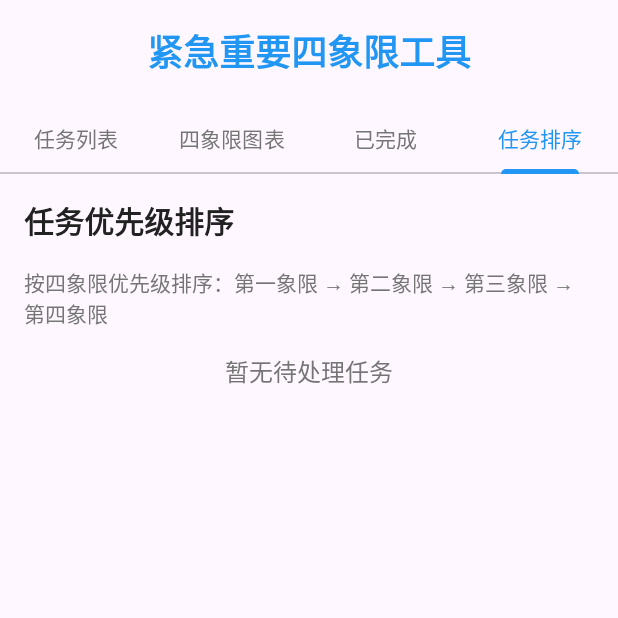
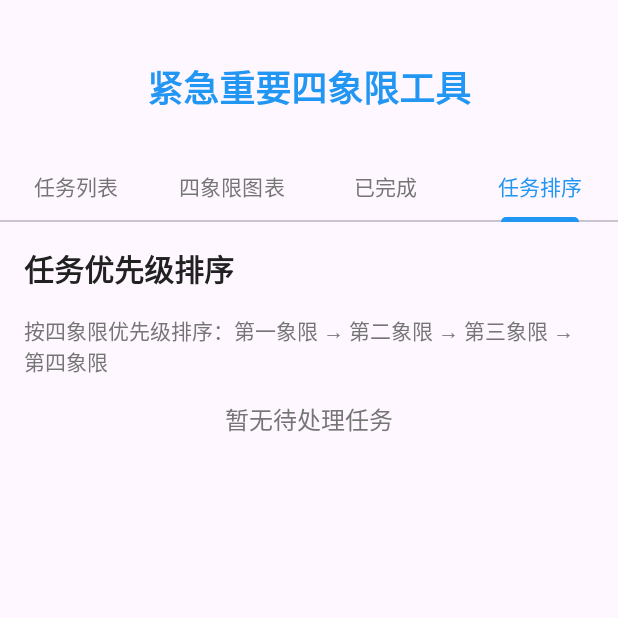
Before and after one commit to mxykb/Four-quadrant-management-rule, an Android app: the screen it shows after launch (MainActivity), tab 4 chosen, on a phone screen of 412 x 824 dp, the top half of it. Run offline under Robolectric (Android 15) with nearby library versions, the phone set to English and light mode, and no system bars.

Commit message:
V1.0.0.2 1. 显示框下移，露出上面

```diff
--- a/app/build.gradle.kts
+++ b/app/build.gradle.kts
@@ -39,6 +39,7 @@ dependencies {
     implementation(libs.constraintlayout)
     implementation(libs.viewpager2)
     implementation(libs.gson)
+    implementation(libs.firebase.crashlytics.buildtools)
     testImplementation(libs.junit)
     androidTestImplementation(libs.ext.junit)
     androidTestImplementation(libs.espresso.core)
--- a/app/src/main/java/com/example/fourquadrant/MainActivity.java
+++ b/app/src/main/java/com/example/fourquadrant/MainActivity.java
@@ -3,6 +3,8 @@ package com.example.fourquadrant;
 import android.Manifest;
 import android.content.pm.PackageManager;
 import android.os.Bundle;
+import android.view.View;
+import android.widget.TextView;
 
 import androidx.activity.result.ActivityResultLauncher;
 import androidx.activity.result.contract.ActivityResultContracts;
@@ -30,6 +32,9 @@ public class MainActivity extends AppCompatActivity implements TaskListFragment.
         super.onCreate(savedInstanceState);
         setContentView(R.layout.activity_main);
 
+        // 设置系统UI
+        setupSystemUI();
+
         setupPermissionLauncher();
         initViews();
         setupViewPager();
@@ -38,6 +43,70 @@ public class MainActivity extends AppCompatActivity implements TaskListFragment.
     private void initViews() {
         tabLayout = findViewById(R.id.tab_layout);
         viewPager = findViewById(R.id.view_pager);
+    }
+
+    private void setupSystemUI() {
+        // 设置状态栏为透明
+        getWindow().setStatusBarColor(android.graphics.Color.TRANSPARENT);
+
+        // 设置导航栏为透明
+        getWindow().setNavigationBarColor(android.graphics.Color.TRANSPARENT);
+
+        // 使用现代的系统UI处理方式
+        if (android.os.Build.VERSION.SDK_INT >= android.os.Build.VERSION_CODES.R) {
+            // Android 11及以上使用新的API
+            getWindow().setDecorFitsSystemWindows(false);
+        } else {
+            // Android 11以下使用传统方式
+            View decorView = getWindow().getDecorView();
+            int flags = View.SYSTEM_UI_FLAG_LAYOUT_STABLE
+                    | View.SYSTEM_UI_FLAG_LAYOUT_FULLSCREEN
+                    | View.SYSTEM_UI_FLAG_LAYOUT_HIDE_NAVIGATION;
+            decorView.setSystemUiVisibility(flags);
+        }
+
+        // 动态设置标题的顶部边距
+        setupTitlePadding();
+    }
+
+    private void setupTitlePadding() {
+        try {
+            // 获取状态栏高度
+            int statusBarHeight = 0;
+            int resourceId = getResources().getIdentifier("status_bar_height", "dimen", "android");
+            if (resourceId > 0) {
+                statusBarHeight = getResources().getDimensionPixelSize(resourceId);
+            }
+
+            // 获取刘海区域高度（如果有的话）
+            int notchHeight = 0;
+            if (android.os.Build.VERSION.SDK_INT >= android.os.Build.VERSION_CODES.P) {
+                try {
+                    android.view.DisplayCutout cutout = getWindow().getDecorView().getRootWindowInsets().getDisplayCutout();
+                    if (cutout != null) {
+                        notchHeight = cutout.getSafeInsetTop();
+                    }
+                } catch (Exception e) {
+                    // 忽略异常，使用默认值
+                }
+            }
+
+            // 设置标题的顶部边距
+            TextView titleText = findViewById(R.id.title_text);
+            if (titleText != null) {
+                int topPadding = Math.max(statusBarHeight, notchHeight) + 24; // 24dp额外间距
+                titleText.setPadding(titleText.getPaddingLeft(), topPadding,
+                                   titleText.getPaddingRight(), titleText.getPaddingBottom());
+            }
+        } catch (Exception e) {
+            // 如果出现异常，使用默认的48dp边距
+            TextView titleText = findViewById(R.id.title_text);
+            if (titleText != null) {
+                int defaultPadding = (int) (48 * getResources().getDisplayMetrics().density);
+                titleText.setPadding(titleText.getPaddingLeft(), defaultPadding,
+                                   titleText.getPaddingRight(), titleText.getPaddingBottom());
+            }
+        }
     }
 
     private void setupViewPager() {
--- a/app/src/main/java/com/example/fourquadrant/TaskListFragment.java
+++ b/app/src/main/java/com/example/fourquadrant/TaskListFragment.java
@@ -46,13 +46,14 @@ public class TaskListFragment extends Fragment {
         super.onCreate(savedInstanceState);
         taskList = new ArrayList<>();
         allTasks = new ArrayList<>();
-        preferences = getActivity().getSharedPreferences(PREF_NAME, 0);
         gson = new Gson();
     }
 
     @Override
     public void onViewCreated(@NonNull View view, @Nullable Bundle savedInstanceState) {
         super.onViewCreated(view, savedInstanceState);
+        // 初始化SharedPreferences
+        preferences = getActivity().getSharedPreferences(PREF_NAME, 0);
         // 加载保存的任务
         loadSavedTasks();
         // 设置监听器
@@ -195,6 +196,11 @@ public class TaskListFragment extends Fragment {
 
     private void loadSavedTasks() {
         try {
+            if (preferences == null) {
+                System.out.println("loadSavedTasks: preferences is null");
+                return;
+            }
+
             String tasksJson = preferences.getString(KEY_TASKS, "[]");
             Type type = new TypeToken<ArrayList<TaskItem>>(){}.getType();
             List<TaskItem> savedTasks = gson.fromJson(tasksJson, type);
@@ -205,7 +211,7 @@ public class TaskListFragment extends Fragment {
                 // 分离活跃任务和已完成任务
                 taskList.clear();
                 for (TaskItem task : allTasks) {
-                    if (!task.isCompleted()) {
+                    if (task != null && !task.isCompleted()) {
                         taskList.add(task);
                     }
                 }
@@ -213,7 +219,9 @@ public class TaskListFragment extends Fragment {
                 // 添加调试信息
                 System.out.println("loadSavedTasks: loaded " + savedTasks.size() + " tasks, allTasks=" + allTasks.size() + ", taskList=" + taskList.size());
                 for (TaskItem task : allTasks) {
-                    System.out.println("Task: " + task.getName() + ", completed=" + task.isCompleted() + ", id=" + task.getId());
+                    if (task != null) {
+                        System.out.println("Task: " + task.getName() + ", completed=" + task.isCompleted() + ", id=" + task.getId());
+                    }
                 }
             }
         } catch (Exception e) {
@@ -221,11 +229,17 @@ public class TaskListFragment extends Fragment {
             taskList.clear();
             allTasks.clear();
             System.out.println("loadSavedTasks error: " + e.getMessage());
+            e.printStackTrace();
         }
     }
 
     private void saveTasks() {
         try {
+            if (preferences == null) {
+                System.out.println("saveTasks: preferences is null");
+                return;
+            }
+
             // 更新allTasks列表，确保包含所有任务
             updateAllTasksList();
             String tasksJson = gson.toJson(allTasks);
@@ -237,6 +251,7 @@ public class TaskListFragment extends Fragment {
         } catch (Exception e) {
             Toast.makeText(getContext(), "保存任务失败", Toast.LENGTH_SHORT).show();
             System.out.println("saveTasks error: " + e.getMessage());
+            e.printStackTrace();
         }
     }
 
@@ -337,7 +352,7 @@ public class TaskListFragment extends Fragment {
         private long completedTime;
 
         public TaskItem(String name, int importance, int urgency) {
-            this.id = generateUniqueId();
+            this.id = TaskListFragment.generateUniqueId();
             this.name = name;
             this.importance = importance;
             this.urgency = urgency;
@@ -347,7 +362,7 @@ public class TaskListFragment extends Fragment {
 
         // 默认构造函数，用于Gson序列化
         public TaskItem() {
-            this.id = generateUniqueId();
+            this.id = TaskListFragment.generateUniqueId();
             this.name = "";
             this.importance = 5;
             this.urgency = 5;
@@ -426,4 +441,13 @@ public class TaskListFragment extends Fragment {
     private static String generateUniqueId() {
         return "task_" + System.currentTimeMillis() + "_" + (int)(Math.random() * 10000);
     }
+
+    @Override
+    public void onDestroy() {
+        super.onDestroy();
+        // 保存数据
+        if (preferences != null) {
+            saveTasks();
+        }
+    }
 }
--- a/app/src/main/res/layout/activity_main.xml
+++ b/app/src/main/res/layout/activity_main.xml
@@ -1,39 +1,52 @@
 <?xml version="1.0" encoding="utf-8"?>
-<LinearLayout xmlns:android="http://schemas.android.com/apk/res/android"
+<androidx.constraintlayout.widget.ConstraintLayout xmlns:android="http://schemas.android.com/apk/res/android"
     xmlns:app="http://schemas.android.com/apk/res-auto"
     xmlns:tools="http://schemas.android.com/tools"
     android:layout_width="match_parent"
     android:layout_height="match_parent"
-    android:orientation="vertical"
+    android:fitsSystemWindows="false"
     tools:context=".MainActivity">
 
     <!-- 标题 -->
     <TextView
+        android:id="@+id/title_text"
         android:layout_width="match_parent"
         android:layout_height="wrap_content"
         android:text="紧急重要四象限工具"
         android:textSize="24sp"
         android:textStyle="bold"
         android:gravity="center"
-        android:padding="16dp"
-        android:textColor="@color/primary_color" />
+        android:paddingBottom="16dp"
+        android:paddingStart="16dp"
+        android:paddingEnd="16dp"
+        android:textColor="@color/primary_color"
+        app:layout_constraintTop_toTopOf="parent"
+        app:layout_constraintStart_toStartOf="parent"
+        app:layout_constraintEnd_toEndOf="parent" />
 
     <!-- 标签页 -->
     <com.google.android.material.tabs.TabLayout
         android:id="@+id/tab_layout"
         android:layout_width="match_parent"
         android:layout_height="wrap_content"
+        android:layout_marginTop="8dp"
         app:tabMode="fixed"
         app:tabGravity="fill"
         app:tabTextColor="@color/text_secondary"
         app:tabSelectedTextColor="@color/primary_color"
-        app:tabIndicatorColor="@color/primary_color" />
+        app:tabIndicatorColor="@color/primary_color"
+        app:layout_constraintTop_toBottomOf="@id/title_text"
+        app:layout_constraintStart_toStartOf="parent"
+        app:layout_constraintEnd_toEndOf="parent" />
 
     <!-- 内容区域 -->
     <androidx.viewpager2.widget.ViewPager2
         android:id="@+id/view_pager"
         android:layout_width="match_parent"
         android:layout_height="0dp"
-        android:layout_weight="1" />
+        app:layout_constraintTop_toBottomOf="@id/tab_layout"
+        app:layout_constraintBottom_toBottomOf="parent"
+        app:layout_constraintStart_toStartOf="parent"
+        app:layout_constraintEnd_toEndOf="parent" />
 
-</LinearLayout>
+</androidx.constraintlayout.widget.ConstraintLayout>
--- a/app/src/main/res/values/themes.xml
+++ b/app/src/main/res/values/themes.xml
@@ -3,6 +3,12 @@
     <style name="Base.Theme.FourQuadrant" parent="Theme.Material3.DayNight.NoActionBar">
         <!-- Customize your light theme here. -->
         <!-- <item name="colorPrimary">@color/my_light_primary</item> -->
+        <!-- 支持系统UI -->
+        <item name="android:windowTranslucentStatus">false</item>
+        <item name="android:windowDrawsSystemBarBackgrounds">true</item>
+        <item name="android:statusBarColor">@android:color/transparent</item>
+        <item name="android:navigationBarColor">@android:color/transparent</item>
+        <item name="android:windowLightStatusBar">true</item>
     </style>
 
     <style name="Theme.FourQuadrant" parent="Base.Theme.FourQuadrant" />
--- a/gradle/libs.versions.toml
+++ b/gradle/libs.versions.toml
@@ -9,6 +9,7 @@ activity = "1.8.0"
 constraintlayout = "2.1.4"
 viewpager2 = "1.0.0"
 gson = "2.10.1"
+firebaseCrashlyticsBuildtools = "3.0.4"
 
 [libraries]
 junit = { group = "junit", name = "junit", version.ref = "junit" }
@@ -20,6 +21,7 @@ activity = { group = "androidx.activity", name = "activity", version.ref = "acti
 constraintlayout = { group = "androidx.constraintlayout", name = "constraintlayout", version.ref = "constraintlayout" }
 viewpager2 = { group = "androidx.viewpager2", name = "viewpager2", version.ref = "viewpager2" }
 gson = { group = "com.google.code.gson", name = "gson", version.ref = "gson" }
+firebase-crashlytics-buildtools = { group = "com.google.firebase", name = "firebase-crashlytics-buildtools", version.ref = "firebaseCrashlyticsBuildtools" }
 
 [plugins]
 android-application = { id = "com.android.application", version.ref = "agp" }
```
Also changed, not shown: 1 other file.
